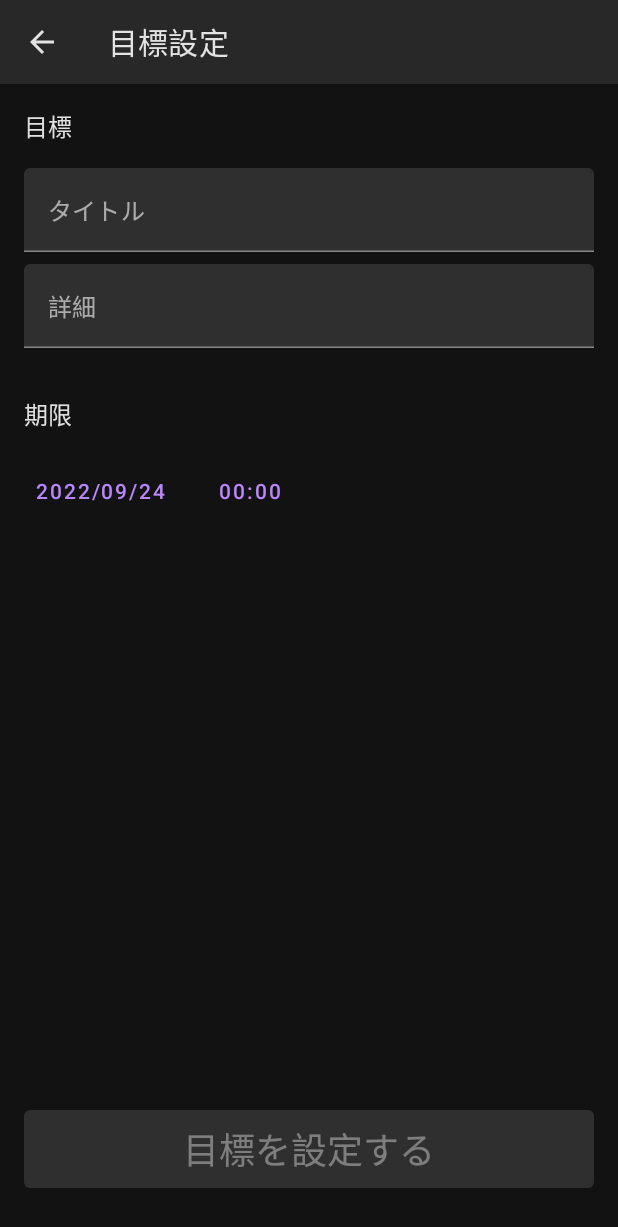
After one commit to yt8492/CommitOrBan, an Android app built with Jetpack Compose: the TaskCreatePage screen opened through its navigation route, on a phone screen of 412 x 824 dp. The commit adds this screen. Shown: the top 1227 px of the screen. Run offline under Robolectric (Android 15) with nearby library versions, the phone set to English and light mode, and no system bars.

Commit message:
目標設定画面の実装

```diff
--- a/app/build.gradle
+++ b/app/build.gradle
@@ -50,6 +50,7 @@ dependencies {
     implementation 'androidx.core:core-ktx:1.9.0'
     implementation 'androidx.lifecycle:lifecycle-runtime-ktx:2.5.1'
     implementation 'androidx.activity:activity-compose:1.6.0'
+    implementation "com.google.android.material:material:1.6.1"
     implementation "androidx.compose.ui:ui:$compose_ui_version"
     implementation "androidx.compose.ui:ui-tooling-preview:$compose_ui_version"
     implementation "androidx.compose.material:material:$compose_ui_version"
--- a/app/src/main/java/com/yt8492/commitorban/MainActivity.kt
+++ b/app/src/main/java/com/yt8492/commitorban/MainActivity.kt
@@ -3,10 +3,11 @@ package com.yt8492.commitorban
 import android.os.Bundle
 import androidx.activity.ComponentActivity
 import androidx.activity.compose.setContent
+import androidx.appcompat.app.AppCompatActivity
 import com.yt8492.commitorban.ui.App
 import com.yt8492.commitorban.ui.theme.CommitOrBanTheme
 
-class MainActivity : ComponentActivity() {
+class MainActivity : AppCompatActivity() {
     override fun onCreate(savedInstanceState: Bundle?) {
         super.onCreate(savedInstanceState)
         setContent {
--- a/app/src/main/java/com/yt8492/commitorban/ui/App.kt
+++ b/app/src/main/java/com/yt8492/commitorban/ui/App.kt
@@ -6,6 +6,7 @@ import androidx.navigation.compose.NavHost
 import androidx.navigation.compose.composable
 import androidx.navigation.compose.rememberNavController
 import androidx.navigation.navArgument
+import com.yt8492.commitorban.ui.taskcreate.TaskCreatePage
 import com.yt8492.commitorban.ui.taskdetail.TaskDetailPage
 import com.yt8492.commitorban.ui.tasklist.TaskListPage
 
@@ -36,5 +37,12 @@ fun App() {
                 navController = navController,
             )
         }
+        composable(
+            route = "taskCreate"
+        ) {
+            TaskCreatePage(
+                navController = navController,
+            )
+        }
     }
 }
--- /dev/null
+++ b/app/src/main/java/com/yt8492/commitorban/ui/taskcreate/TaskCreatePage.kt
@@ -0,0 +1,132 @@
+package com.yt8492.commitorban.ui.taskcreate
+
+import androidx.compose.foundation.layout.*
+import androidx.compose.material.*
+import androidx.compose.material.icons.Icons
+import androidx.compose.material.icons.filled.ArrowBack
+import androidx.compose.runtime.Composable
+import androidx.compose.runtime.mutableStateOf
+import androidx.compose.runtime.remember
+import androidx.compose.ui.Modifier
+import androidx.compose.ui.unit.dp
+import androidx.navigation.NavController
+import com.yt8492.commitorban.ui.theme.CommitOrBanTheme
+import com.yt8492.commitorban.util.datePicker
+import com.yt8492.commitorban.util.timePicker
+import java.time.Instant
+import java.time.LocalTime
+import java.time.ZoneId
+import java.time.format.DateTimeFormatter
+
+@Composable
+fun TaskCreatePage(
+    navController: NavController,
+) {
+    val (title, setTitle) = remember {
+        mutableStateOf("")
+    }
+    val (content, setContent) = remember {
+        mutableStateOf("")
+    }
+    val (dueDate, showDueDatePicker) = datePicker(initialDate = Instant.now())
+    val (dueTime, showDueTimePicker) = timePicker(initialTime = LocalTime.of(0, 0))
+    Scaffold(
+        topBar = {
+            TopAppBar(
+                title = {
+                    Text(text = "目標設定")
+                },
+                navigationIcon = {
+                    IconButton(onClick = { navController.popBackStack() }) {
+                        Icon(
+                            imageVector = Icons.Default.ArrowBack,
+                            contentDescription = "戻る",
+                        )
+                    }
+                },
+            )
+        }
+    ) { paddingValues ->
+        Column(
+            modifier = Modifier
+                .padding(paddingValues)
+                .fillMaxSize()
+        ) {
+            Column(
+                modifier = Modifier
+                    .padding(16.dp)
+                    .fillMaxWidth(),
+            ) {
+                Text(
+                    text = "目標",
+                    style = CommitOrBanTheme.typography.subtitle1,
+                )
+                Spacer(modifier = Modifier.height(16.dp))
+                TextField(
+                    value = title,
+                    onValueChange = setTitle,
+                    placeholder = {
+                        Text(text = "タイトル")
+                    },
+                    maxLines = 1,
+                    modifier = Modifier.fillMaxWidth(),
+                )
+                Spacer(modifier = Modifier.height(8.dp))
+                TextField(
+                    value = content,
+                    onValueChange = setContent,
+                    placeholder = {
+                        Text(text = "詳細")
+                    },
+                    modifier = Modifier.fillMaxWidth(),
+                )
+                Spacer(modifier = Modifier.height(32.dp))
+                Text(text = "期限")
+                Spacer(modifier = Modifier.height(16.dp))
+                if (dueDate != null) {
+                    val dateText = formatter.format(dueDate)
+                    val timeText = "%02d:%02d".format(dueTime?.hour ?: 0, dueTime?.minute ?: 0)
+                    Row {
+                        TextButton(onClick = { showDueDatePicker() }) {
+                            Text(
+                                text = dateText
+                            )
+                        }
+                        Spacer(modifier = Modifier.width(16.dp))
+                        TextButton(onClick = { showDueTimePicker() }) {
+                            Text(text = timeText)
+                        }
+                    }
+                } else {
+                    Row {
+                        TextButton(onClick = { showDueDatePicker() }) {
+                            Text(text = "日付を選択")
+                        }
+                        Spacer(modifier = Modifier.width(16.dp))
+                        TextButton(onClick = { showDueTimePicker() }) {
+                            Text(text = "時間を選択")
+                        }
+                    }
+                }
+            }
+            Spacer(modifier = Modifier.weight(1f))
+            Button(
+                modifier = Modifier
+                    .padding(horizontal = 16.dp)
+                    .fillMaxWidth(),
+                onClick = { /*TODO*/ },
+                enabled = title.isNotBlank(),
+            ) {
+                Text(
+                    text = "目標を設定する",
+                    style = CommitOrBanTheme.typography.h5,
+                )
+            }
+            Spacer(modifier = Modifier.height(32.dp))
+        }
+    }
+}
+
+private val formatter = DateTimeFormatter
+    .ofPattern("yyyy/MM/dd")
+    .withZone(ZoneId.systemDefault())
--- a/app/src/main/java/com/yt8492/commitorban/ui/tasklist/TaskListPage.kt
+++ b/app/src/main/java/com/yt8492/commitorban/ui/tasklist/TaskListPage.kt
@@ -4,9 +4,9 @@ import androidx.compose.foundation.layout.fillMaxSize
 import androidx.compose.foundation.layout.padding
 import androidx.compose.foundation.lazy.LazyColumn
 import androidx.compose.foundation.lazy.items
-import androidx.compose.material.Scaffold
-import androidx.compose.material.Text
-import androidx.compose.material.TopAppBar
+import androidx.compose.material.*
+import androidx.compose.material.icons.Icons
+import androidx.compose.material.icons.filled.Add
 import androidx.compose.runtime.Composable
 import androidx.compose.ui.Modifier
 import androidx.navigation.NavController
@@ -26,6 +26,15 @@ fun TaskListPage(
                 },
             )
         },
+        floatingActionButton = {
+            FloatingActionButton(
+                onClick = {
+                    navController.navigate("taskCreate")
+                }
+            ) {
+                Icon(imageVector = Icons.Default.Add, contentDescription = "目標設定")
+            }
+        }
     ) { paddingValues ->
         LazyColumn(
             modifier = Modifier
--- /dev/null
+++ b/app/src/main/java/com/yt8492/commitorban/util/DatePicker.kt
@@ -0,0 +1,66 @@
+package com.yt8492.commitorban.util
+
+import android.app.TimePickerDialog
+import androidx.appcompat.app.AppCompatActivity
+import androidx.compose.runtime.Composable
+import androidx.compose.runtime.mutableStateOf
+import androidx.compose.runtime.remember
+import androidx.compose.ui.platform.LocalContext
+import com.google.android.material.datepicker.MaterialDatePicker
+import java.time.Instant
+import java.time.LocalTime
+
+@Composable
+fun datePicker(
+    initialDate: Instant?
+): DatePickerResult {
+    val context = LocalContext.current as AppCompatActivity
+    val (date, setDate) = remember {
+        mutableStateOf(initialDate)
+    }
+    return DatePickerResult(
+        date = date,
+        showDatePicker = {
+            MaterialDatePicker.Builder.datePicker()
+                .setSelection(date?.toEpochMilli() ?: Instant.now().toEpochMilli())
+                .build()
+                .apply {
+                    show(context.supportFragmentManager, "DatePicker")
+                    addOnPositiveButtonClickListener {
+                        setDate(Instant.ofEpochMilli(it))
+                    }
+                }
+        }
+    )
+}
+
+data class DatePickerResult(
+    val date: Instant?,
+    val showDatePicker: () -> Unit
+)
+
+@Composable
+fun timePicker(
+    initialTime: LocalTime?,
+): TimePickerResult {
+    val context = LocalContext.current as AppCompatActivity
+    val (time, setTime) = remember {
+        mutableStateOf(initialTime)
+    }
+    return TimePickerResult(
+        time = time,
+        shouTimePicker = {
+            TimePickerDialog(
+                context, { _, h, m -> setTime(LocalTime.of(h, m)) },
+                0,
+                0,
+                true,
+            ).show()
+        },
+    )
+}
+
+data class TimePickerResult(
+    val time: LocalTime?,
+    val shouTimePicker: () -> Unit,
+)
--- a/app/src/main/res/values/themes.xml
+++ b/app/src/main/res/values/themes.xml
@@ -1,7 +1,6 @@
 <?xml version="1.0" encoding="utf-8"?>
 <resources>
-
-    <style name="Theme.CommitOrBan" parent="android:Theme.Material.Light.NoActionBar">
+    <style name="Theme.CommitOrBan" parent="Theme.MaterialComponents.DayNight.NoActionBar">
         <item name="android:statusBarColor">@color/purple_700</item>
     </style>
 </resources>
```
